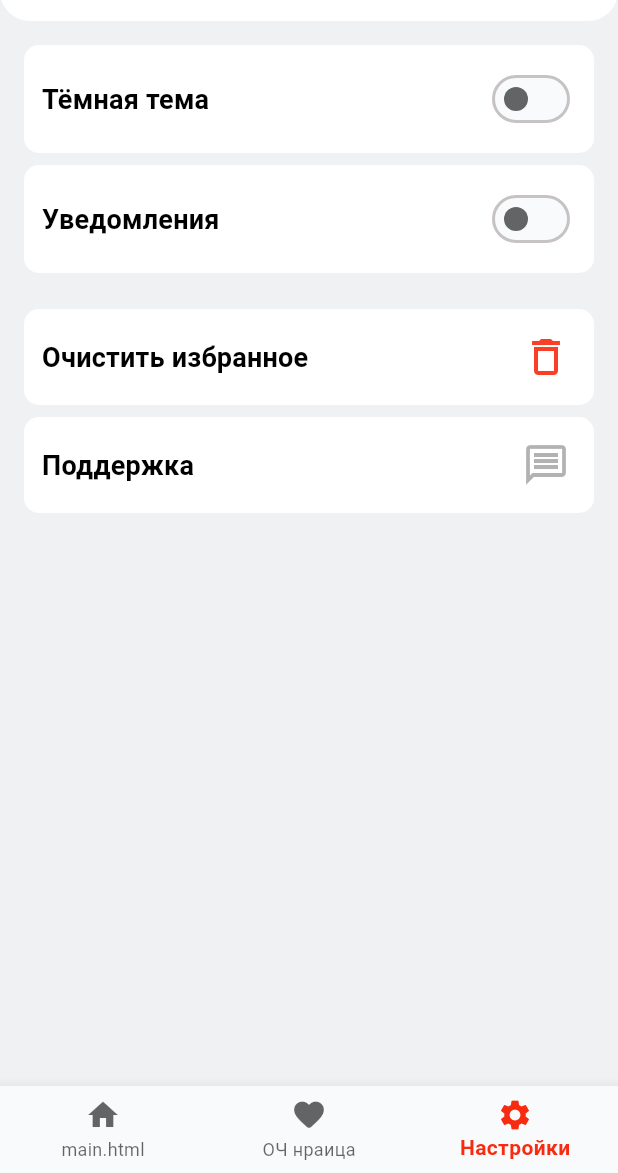
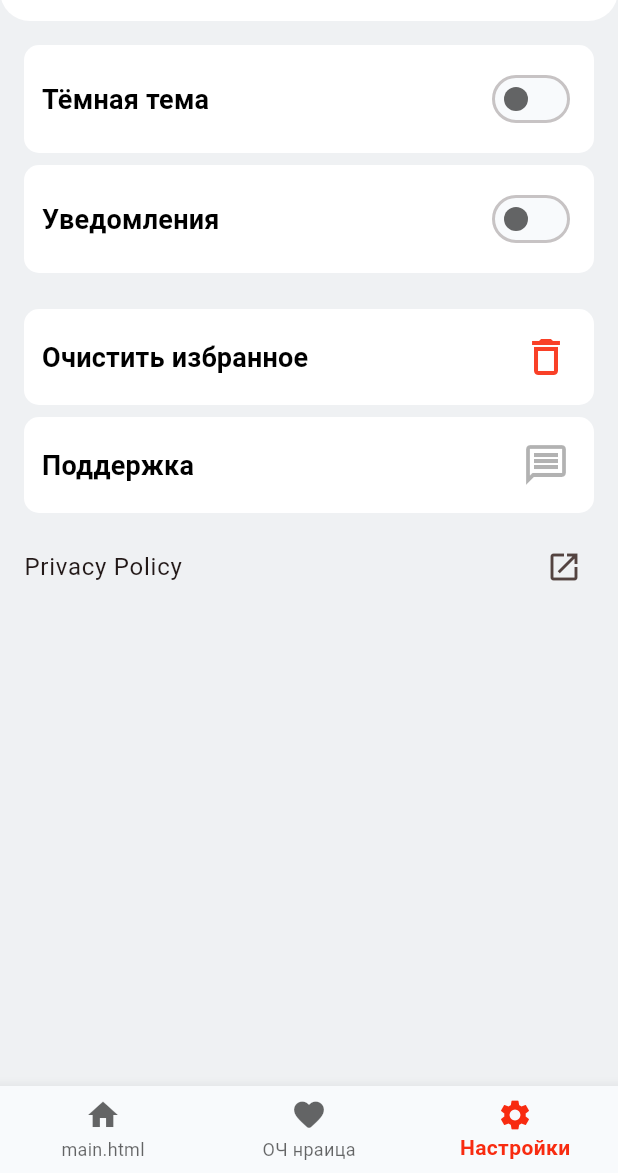
Before and after one commit to renz1k/category_b, a Flutter app: the SettingsScreen screen opened by its route, on a phone screen of 412 x 824 dp, the part 63-1236 px from its top. Run offline on Flutter 3.47's test engine with Material 3 defaults, Android fonts, the phone set to English and light mode, and no system bars; our stand-ins replace auto_route, bloc, cloud_firestore, equatable, firebase_core, firebase_crashlytics and 11 more; missing offline and left inert: app_settings; accounts and stored records are empty; statements that could not run were skipped.

Commit message:
feat(settings): add privacy policy card and integrate Firebase Crashlytics

```diff
--- a/lib/core/texts/app_texts.dart
+++ b/lib/core/texts/app_texts.dart
@@ -14,6 +14,8 @@ class AppTexts {
   static const settingsThemeToggleTitle = 'Тёмная тема';
   static const settingsNotificationsToggleTitle = 'Уведомления';
   static const settingsSupportTitle = 'Поддержка';
+  static const settingsPrivacyPolicyTitle = 'Privacy Policy';
+  static const settingsPrivacyPolicyUrl = 'https://kolobokpowesilsya.me/';
   static const settingsClearFavoritesTitle = 'Очистить избранное';
   static const settingsClearFavoritesSuccess = 'Избранное успешно очищено!';
   static const settingsClearFavoritesErrorPrefix = 'Ошибка очистки: ';
--- a/lib/feathures/settings/view/settings_screen.dart
+++ b/lib/feathures/settings/view/settings_screen.dart
@@ -6,6 +6,7 @@ import 'package:anekdots_b/core/services/show_message_service.dart';
 import 'package:anekdots_b/core/texts/app_texts.dart';
 import 'package:anekdots_b/feathures/favorites/bloc/favorite_anekdots_bloc.dart';
 import 'package:anekdots_b/feathures/settings/widgets/confirmation_dialog.dart';
+import 'package:anekdots_b/feathures/settings/widgets/legal_action_card.dart';
 import 'package:anekdots_b/feathures/settings/widgets/notification_settings_dialog.dart';
 import 'package:anekdots_b/feathures/settings/widgets/settings_action__card.dart';
 import 'package:anekdots_b/feathures/settings/widgets/settings_toggle_card.dart';
@@ -74,6 +75,12 @@ class SettingsScreen extends StatelessWidget {
               title: AppTexts.settingsSupportTitle,
               iconData: Icons.message_outlined,
               onTap: () => _showSupportSheet(context),
+            ),
+          ),
+          const SliverToBoxAdapter(
+            child: LegalActionCard(
+              title: AppTexts.settingsPrivacyPolicyTitle,
+              url: AppTexts.settingsPrivacyPolicyUrl,
             ),
           ),
         ],
--- /dev/null
+++ b/lib/feathures/settings/widgets/legal_action_card.dart
@@ -0,0 +1,25 @@
+import 'package:flutter/material.dart';
+import 'package:url_launcher/url_launcher.dart';
+
+class LegalActionCard extends StatelessWidget {
+  const LegalActionCard({
+    required this.title,
+    required this.url,
+    super.key,
+  });
+
+  final String title;
+  final String url;
+
+  @override
+  Widget build(BuildContext context) {
+    return ListTile(
+      title: Text(title),
+      trailing: const Icon(Icons.open_in_new),
+      onTap: () async {
+        final uri = Uri.parse(url);
+        await launchUrl(uri, mode: LaunchMode.externalApplication);
+      },
+    );
+  }
+}
--- a/pubspec.yaml
+++ b/pubspec.yaml
@@ -1,5 +1,5 @@
 name: anekdots_b
-description: "Project for random anekdots"
+description: "Random jokes app with favorites and notifications"
 publish_to: 'none'
 version: 1.0.0+1
 
@@ -13,6 +13,7 @@ dependencies:
   cloud_firestore: ^6.1.2
   equatable: ^2.0.8
   firebase_core: ^4.4.0
+  firebase_crashlytics: ^5.2.0
   firebase_messaging: ^16.1.1
   flutter:
     sdk: flutter
```
Also changed, not shown: lib/main.dart (+11 -0 lines), firebase.json, lib/firebase_options.dart, pubspec.lock, 2 other files.
